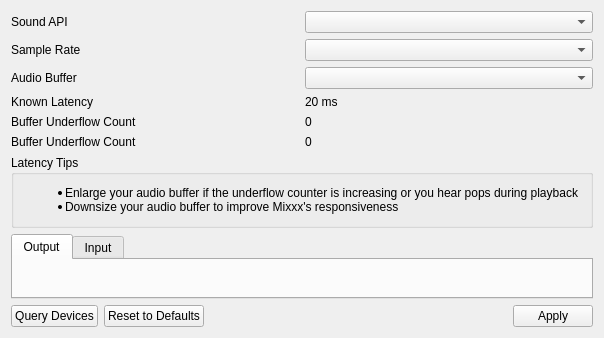
First picture: the form in mixxx/src/dlgprefsounddlg.ui, repository mixxxcommunity/mixxx, before the edit.
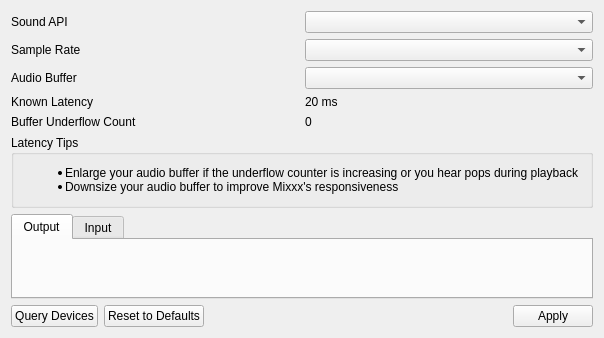
Second picture: the form after the edit.

```diff
--- a/mixxx/src/dlgprefsounddlg.ui
+++ b/mixxx/src/dlgprefsounddlg.ui
@@ -106,24 +106,6 @@
        </item>
       </layout>
      </item>
-     <item>
-      <layout class="QHBoxLayout" name="underflowHLayout">
-       <item>
-        <widget class="QLabel" name="underflowLabel">
-         <property name="text">
-          <string>Buffer Underflow Count</string>
-         </property>
-        </widget>
-       </item>
-       <item>
-        <widget class="QLabel" name="bufferUnderflowCount">
-         <property name="text">
-          <string>0</string>
-         </property>
-        </widget>
-       </item>
-      </layout>
-     </item>
     </layout>
    </item>
    <item>
```
